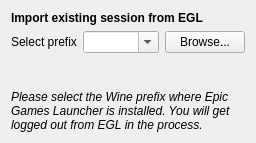
RareDevs/Rare, file rare/ui/components/dialogs/login/import_login.ui: the form before one commit.
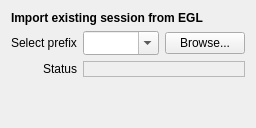
The form after the commit.

Commit message:
LoginDialog: update to handle exceptions when errors are logged
Also update the forms to fix the dialog being stretched when the
EGL manifest path was too long

```diff
--- a/rare/ui/components/dialogs/login/import_login.ui
+++ b/rare/ui/components/dialogs/login/import_login.ui
@@ -7,19 +7,13 @@
     <x>0</x>
     <y>0</y>
     <width>256</width>
-    <height>143</height>
+    <height>128</height>
    </rect>
   </property>
-  <property name="sizePolicy">
-   <sizepolicy hsizetype="Preferred" vsizetype="Fixed">
-    <horstretch>0</horstretch>
-    <verstretch>0</verstretch>
-   </sizepolicy>
-  </property>
   <property name="windowTitle">
    <string notr="true">ImportLogin</string>
   </property>
-  <layout class="QVBoxLayout" name="main_layout">
+  <layout class="QVBoxLayout" name="main_layout" stretch="0,1">
    <item>
     <widget class="QLabel" name="title_label">
      <property name="sizePolicy">
@@ -30,7 +24,6 @@
      </property>
      <property name="font">
       <font>
-       <weight>75</weight>
        <bold>true</bold>
       </font>
      </property>
@@ -39,33 +32,44 @@
      </property>
     </widget>
    </item>
-   <item>
+   <item alignment="Qt::AlignmentFlag::AlignTop">
+    <widget class="QWidget" name="form_widget" native="true">
     <layout class="QFormLayout" name="form_layout">
-     <property name="sizeConstraint">
-      <enum>QLayout::SetFixedSize</enum>
-     </property>
-     <property name="fieldGrowthPolicy">
-      <enum>QFormLayout::AllNonFixedFieldsGrow</enum>
-     </property>
      <property name="labelAlignment">
-      <set>Qt::AlignRight|Qt::AlignTrailing|Qt::AlignVCenter</set>
-     </property>
-     <property name="formAlignment">
-      <set>Qt::AlignLeading|Qt::AlignLeft|Qt::AlignVCenter</set>
-     </property>
+       <set>Qt::AlignmentFlag::AlignRight|Qt::AlignmentFlag::AlignTrailing|Qt::AlignmentFlag::AlignVCenter</set>
+      </property>
+      <property name="leftMargin">
+       <number>0</number>
+      </property>
+      <property name="topMargin">
+       <number>0</number>
+      </property>
+      <property name="rightMargin">
+       <number>0</number>
+      </property>
+      <property name="bottomMargin">
+       <number>0</number>
+      </property>
+      <item row="0" column="0">
+       <widget class="QLabel" name="prefix_label">
+        <property name="text">
+         <string>Select prefix</string>
+        </property>
+       </widget>
+      </item>
      <item row="0" column="1">
       <layout class="QHBoxLayout" name="prefix_layout" stretch="1,0">
        <item>
         <widget class="QComboBox" name="prefix_combo">
-         <property name="sizePolicy">
-          <sizepolicy hsizetype="Expanding" vsizetype="Fixed">
-           <horstretch>0</horstretch>
-           <verstretch>0</verstretch>
-          </sizepolicy>
-         </property>
          <property name="editable">
           <bool>true</bool>
          </property>
+          <property name="sizeAdjustPolicy">
+           <enum>QComboBox::SizeAdjustPolicy::AdjustToMinimumContentsLengthWithIcon</enum>
+          </property>
+          <property name="frame">
+           <bool>true</bool>
+          </property>
         </widget>
        </item>
        <item>
@@ -77,54 +81,30 @@
        </item>
       </layout>
      </item>
-     <item row="0" column="0">
-      <widget class="QLabel" name="prefix_label">
-       <property name="text">
-        <string>Select prefix</string>
-       </property>
-      </widget>
-     </item>
      <item row="1" column="1">
-      <widget class="QLabel" name="status_label">
-       <property name="font">
-        <font>
-         <italic>true</italic>
-        </font>
+       <widget class="QLabel" name="status_field">
+        <property name="frameShape">
+         <enum>QFrame::Shape::StyledPanel</enum>
+        </property>
+        <property name="frameShadow">
+         <enum>QFrame::Shadow::Sunken</enum>
        </property>
        <property name="text">
         <string notr="true"/>
        </property>
-      </widget>
-     </item>
-    </layout>
-   </item>
-   <item>
-    <spacer name="vspacer">
-     <property name="orientation">
-      <enum>Qt::Vertical</enum>
-     </property>
-     <property name="sizeHint" stdset="0">
-      <size>
-       <width>20</width>
-       <height>10</height>
-      </size>
-     </property>
-    </spacer>
-   </item>
-   <item>
-    <widget class="QLabel" name="info_label">
-     <property name="sizePolicy">
-      <sizepolicy hsizetype="Expanding" vsizetype="Preferred">
-       <horstretch>0</horstretch>
-       <verstretch>0</verstretch>
-      </sizepolicy>
-     </property>
-     <property name="text">
-      <string>&lt;i&gt;Please select the Wine prefix where Epic Games Launcher is installed. You will get logged out from EGL in the process.&lt;/i&gt;</string>
-     </property>
      <property name="wordWrap">
       <bool>true</bool>
      </property>
+       </widget>
+      </item>
+      <item row="1" column="0">
+       <widget class="QLabel" name="status_label">
+        <property name="text">
+         <string>Status</string>
+        </property>
+       </widget>
+      </item>
+     </layout>
     </widget>
    </item>
   </layout>
```
Lines whose indentation alone changed are shown as unchanged. The commit also changes 10 other files.
